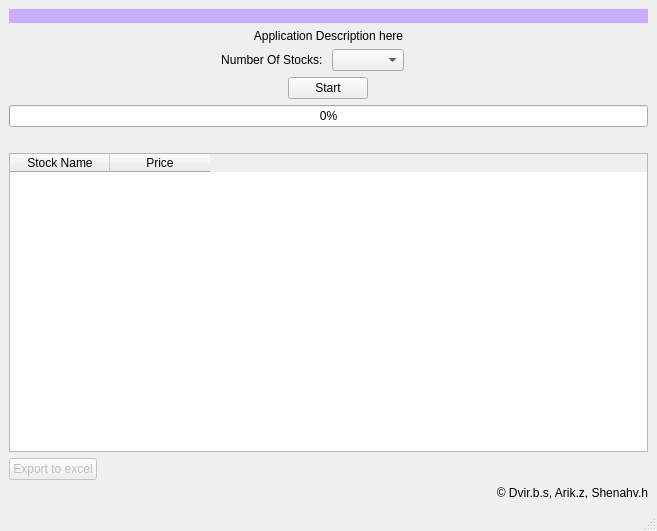
Above: app_gui.ui from dvirbens/YahooFinanceScraper before the change. Below: the same form after it.
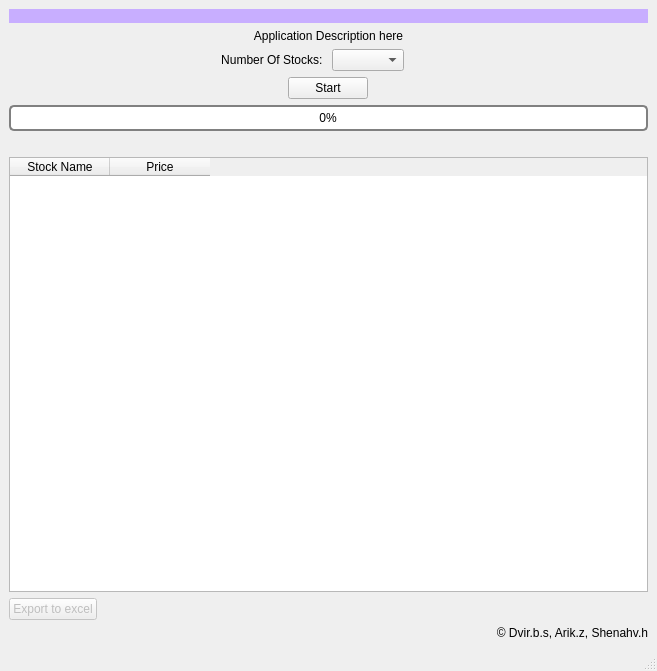
That is the form after the change. Icons and pictures are not drawn.

Commit message: Gui added, export to excel button added

```diff
--- a/app_gui.ui
+++ b/app_gui.ui
@@ -10,7 +10,7 @@
     <x>0</x>
     <y>0</y>
     <width>657</width>
-    <height>531</height>
+    <height>671</height>
    </rect>
   </property>
   <property name="contextMenuPolicy">
@@ -90,9 +90,23 @@
       <property name="enabled">
        <bool>true</bool>
       </property>
+      <property name="styleSheet">
+       <string notr="true">QProgressBar {
+    border: 2px solid grey;
+    border-radius: 5px;
+}
+
+QProgressBar::chunk {
+	background-color: rgb(200, 174, 255);
+    width: 20px;
+}</string>
+      </property>
       <property name="value">
        <number>0</number>
       </property>
+      <property name="alignment">
+       <set>Qt::AlignCenter</set>
+      </property>
       <property name="textVisible">
        <bool>true</bool>
       </property>
```
The commit also changes 1 other file.
